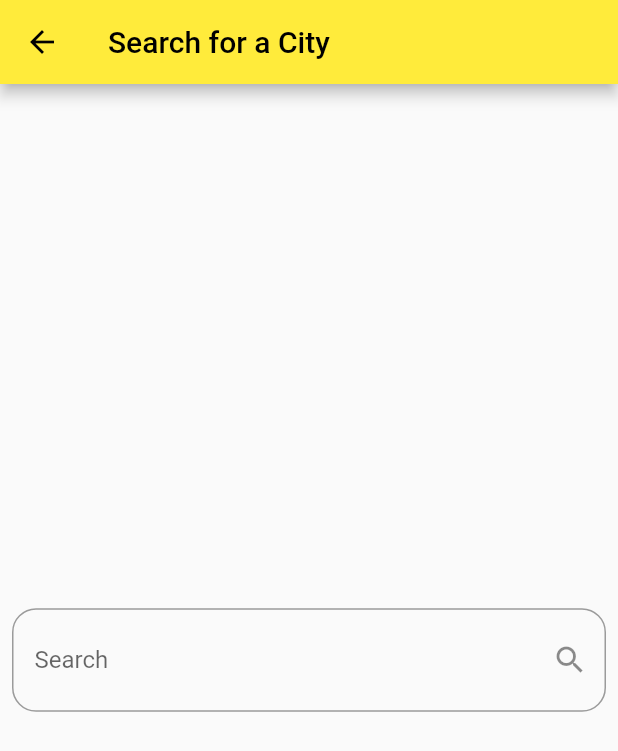
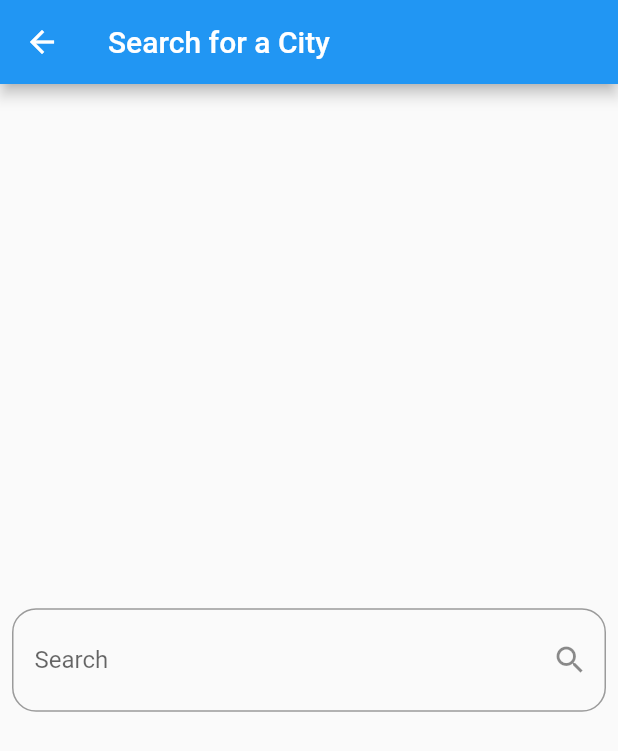
Before and after one commit to OmarAmeer96/Weather-App, a Flutter app: the screen it shows after launch, after a tap on the "search" icon, on a phone screen of 412 x 824 dp. Shown: the top 751 px of the screen. Run offline on Flutter 3.47's test engine with Material 2 defaults, Android fonts, the phone set to English and light mode, and no system bars.

Commit message:
13th Commit

```diff
--- a/lib/main.dart
+++ b/lib/main.dart
@@ -5,7 +5,14 @@ import 'package:weather_app/screens/home_screen.dart';
 import 'package:provider/provider.dart';
 
 void main() {
-  runApp(const WeatherApp());
+  runApp(
+    ChangeNotifierProvider(
+      create: (context) {
+        return WeatherProvider();
+      },
+      child: const WeatherApp(),
+    ),
+  );
 }
 
 class WeatherApp extends StatelessWidget {
@@ -13,17 +20,16 @@ class WeatherApp extends StatelessWidget {
 
   @override
   Widget build(BuildContext context) {
-    return ChangeNotifierProvider(
-      create: (context) {
-        return WeatherProvider();
-      },
-      child: MaterialApp(
-        theme: ThemeData(
-          primarySwatch: Colors.yellow,
-        ),
-        debugShowCheckedModeBanner: false,
-        home: const HomeScreen(),
+    return MaterialApp(
+      theme: ThemeData(
+        primarySwatch: Provider.of<WeatherProvider>(context).weatherData == null
+            ? Colors.blue
+            : Provider.of<WeatherProvider>(context)
+                .weatherData!
+                .getThemeColor(),
       ),
+      debugShowCheckedModeBanner: false,
+      home: const HomeScreen(),
     );
   }
 }
--- a/lib/screens/home_screen.dart
+++ b/lib/screens/home_screen.dart
@@ -64,6 +64,17 @@ class _HomeScreenState extends State<HomeScreen> {
               ),
             )
           : Container(
+              decoration: BoxDecoration(
+                gradient: LinearGradient(
+                  colors: [
+                    weatherData!.getThemeColor(),
+                    weatherData!.getThemeColor()[300]!,
+                    weatherData!.getThemeColor()[200]!,
+                  ],
+                  begin: Alignment.topCenter,
+                  end: Alignment.bottomCenter,
+                ),
+              ),
               child: Column(
                 mainAxisAlignment: MainAxisAlignment.center,
                 children: [
@@ -103,18 +114,17 @@ class _HomeScreenState extends State<HomeScreen> {
                         ),
                       ),
                       Column(
-                        crossAxisAlignment: CrossAxisAlignment.start,
                         children: [
                           Text(
-                            'Max Temp = ${weatherData!.maxTemp.toInt()}',
+                            'Max Temp: ${weatherData!.maxTemp.toInt()}',
                             style: const TextStyle(
-                              fontSize: 14,
+                              fontSize: 15,
                             ),
                           ),
                           Text(
-                            'Min Temp  = ${weatherData!.minTemp.toInt()}',
+                            'Min Temp: ${weatherData!.minTemp.toInt()}',
                             style: const TextStyle(
-                              fontSize: 14,
+                              fontSize: 15,
                             ),
                           ),
                         ],
```
Also changed, not shown: lib/models/weather_model.dart (+30 -3 lines).
